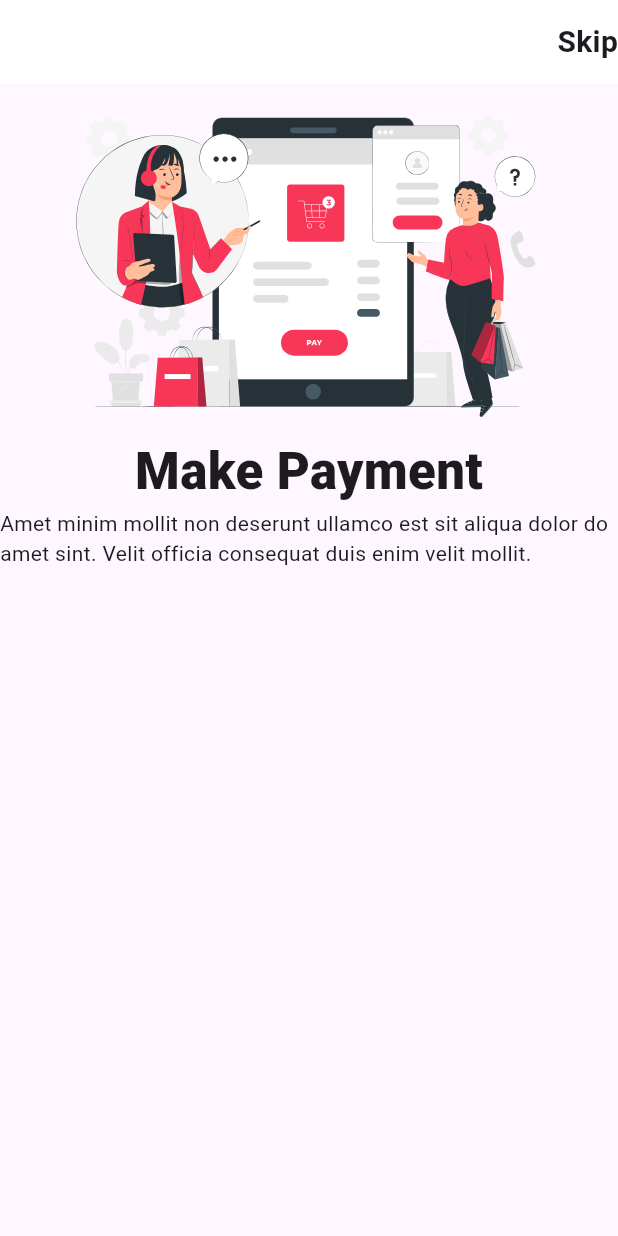
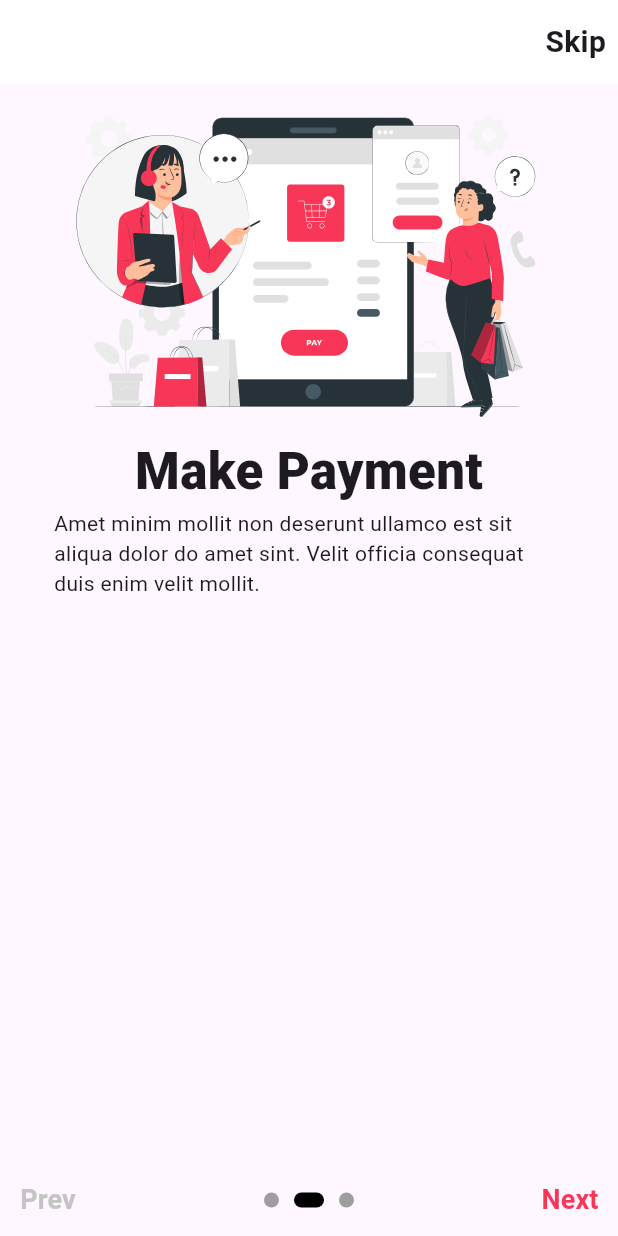
Before and after one commit to Ajaykumaryadav-Aj/ecommerce, a Flutter app: the screen it shows after launch, swiped to page 2, on a phone screen of 412 x 824 dp. Run offline on Flutter 3.47's test engine with Material 2 defaults, Android fonts, the phone set to English and light mode, and no system bars; our stand-ins replace flutter_svg.

Commit message:
onboarding Screen update

```diff
--- a/lib/screens/on_boarding_screen.dart
+++ b/lib/screens/on_boarding_screen.dart
@@ -10,6 +10,12 @@ class OnBoardingScreen extends StatefulWidget {
 
 class _OnBoardingScreenState extends State<OnBoardingScreen> {
   PageController pageController = PageController();
+  int currentPage = 0;
+  onChanged(int index) {
+    setState(() {
+      currentPage = index;
+    });
+  }
 
   List onBoardingData = [
     {
@@ -23,6 +29,12 @@ class _OnBoardingScreenState extends State<OnBoardingScreen> {
       'title': 'Make Payment',
       'Description':
           'Amet minim mollit non deserunt ullamco est sit aliqua dolor do amet sint. Velit officia consequat duis enim velit mollit.'
+    },
+    {
+      'image': 'assets/Shopping bag-rafiki 1.svg',
+      'title': 'Get Your Order',
+      'Description':
+          'Amet minim mollit non deserunt ullamco est sit aliqua dolor do amet sint. Velit officia consequat duis enim velit mollit.'
     }
   ];
 
@@ -32,15 +44,81 @@ class _OnBoardingScreenState extends State<OnBoardingScreen> {
         appBar: AppBar(
           backgroundColor: Colors.white,
           actions: const [
-            Text(
-              'Skip',
-              style: TextStyle(fontWeight: FontWeight.w700, fontSize: 20),
+            Padding(
+              padding: EdgeInsets.all(8.0),
+              child: Text(
+                'Skip',
+                style: TextStyle(
+                  fontWeight: FontWeight.w600,
+                  fontSize: 20,
+                ),
+              ),
             )
+          ],
+        ),
+        bottomNavigationBar: Row(
+          mainAxisAlignment: MainAxisAlignment.spaceBetween,
+          children: [
+            currentPage == onBoardingData.length - 3
+                ? const Text('')
+                : TextButton(
+                    onPressed: () {
+                      pageController.previousPage(
+                          duration: const Duration(microseconds: 200),
+                          curve: Curves.linear);
+                    },
+                    child: const Text(
+                      'Prev',
+                      style: TextStyle(
+                        fontWeight: FontWeight.w600,
+                        fontSize: 18,
+                        color: Color.fromRGBO(196, 196, 196, 1),
+                      ),
+                    ),
+                  ),
+            Row(
+              children: List.generate(onBoardingData.length, (index) {
+                return Container(
+                  margin: const EdgeInsets.symmetric(horizontal: 5),
+                  height: 10,
+                  width: (index == currentPage) ? 20 : 10,
+                  decoration: BoxDecoration(
+                      borderRadius: BorderRadius.circular(5),
+                      color:
+                          (index == currentPage) ? Colors.black : Colors.grey),
+                );
+              }),
+            ),
+            (currentPage == (onBoardingData.length - 1))
+                ? const Text(
+                    'Get Started',
+                    style: TextStyle(
+                      fontWeight: FontWeight.w600,
+                      fontSize: 18,
+                      color: Color.fromRGBO(248, 55, 88, 1),
+                    ),
+                  )
+                : TextButton(
+                    onPressed: () {
+                      pageController.nextPage(
+                          duration: const Duration(milliseconds: 200),
+                          curve: Curves.linear);
+                    },
+                    child: const Text(
+                      'Next',
+                      style: TextStyle(
+                        fontWeight: FontWeight.w600,
+                        fontSize: 18,
+                        color: Color.fromRGBO(248, 55, 88, 1),
+                      ),
+                    ),
+                  ),
           ],
         ),
         body: Stack(
           children: [
             PageView.builder(
+              onPageChanged: onChanged,
               scrollDirection: Axis.horizontal,
               controller: pageController,
               itemCount: onBoardingData.length,
@@ -50,14 +128,17 @@ class _OnBoardingScreenState extends State<OnBoardingScreen> {
                     SvgPicture.asset(onBoardingData[index]['image']),
                     Text(
                       onBoardingData[index]['title'],
-                      style:
-                          TextStyle(fontSize: 34, fontWeight: FontWeight.w800),
+                      style: const TextStyle(
+                          fontSize: 34, fontWeight: FontWeight.w800),
                     ),
-                    Text(onBoardingData[index]['Description'])
+                    ConstrainedBox(
+                        constraints:
+                            const BoxConstraints.expand(height: 72, width: 340),
+                        child: Text(onBoardingData[index]['Description']))
                   ],
                 );
               },
-            )
+            ),
           ],
         ));
   }
```
